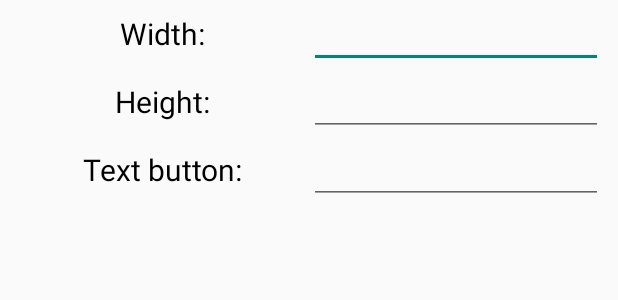
After one commit to andreeastoican/wyliodrin-android-app, an Android app: the layout alert_dialog_simple_button.xml on its own in the app's theme, with its tools: preview values and no code run, on a phone screen of 412 x 824 dp. The commit adds this screen. Shown: the top 300 px of the screen. Run offline under Robolectric (Android 15) with nearby library versions, the phone set to English and light mode, and no system bars.

Commit message:
added class GraphWidget for all 3 types of graph. added alert dialog for simple button class.

```diff
--- /dev/null
+++ b/app/src/main/res/layout/alert_dialog_simple_button.xml
@@ -0,0 +1,97 @@
+<?xml version="1.0" encoding="utf-8"?>
+<ScrollView
+    xmlns:android="http://schemas.android.com/apk/res/android"
+    android:layout_width="fill_parent"
+    android:layout_height="fill_parent" >
+
+    <LinearLayout
+        android:orientation="vertical"
+        android:layout_width="fill_parent"
+        android:layout_height="fill_parent" >
+
+        <LinearLayout
+            android:orientation="horizontal"
+            android:layout_width="fill_parent"
+            android:layout_height="fill_parent"
+            android:paddingLeft="10dp"
+            android:paddingRight="10dp"
+            android:weightSum="1">
+
+            <TextView
+                android:layout_width="fill_parent"
+                android:layout_height="fill_parent"
+                android:layout_weight=".5"
+                android:textColor="@color/black"
+                android:gravity="center"
+                android:textSize="20sp"
+                android:text="Width:" >
+                <requestFocus />
+            </TextView>
+
+            <EditText
+                android:id="@+id/width"
+                android:layout_width="match_parent"
+                android:layout_height="wrap_content"
+                android:inputType="number"
+                android:layout_weight=".5"
+                android:gravity="center"
+                android:maxLength="4"/>
+
+        </LinearLayout>
+
+        <LinearLayout
+            android:orientation="horizontal"
+            android:layout_width="fill_parent"
+            android:layout_height="fill_parent"
+            android:paddingLeft="10dp"
+            android:paddingRight="10dp"
+            android:weightSum="1">
+            <TextView
+                android:layout_width="fill_parent"
+                android:layout_height="fill_parent"
+                android:layout_weight=".5"
+                android:textColor="@color/black"
+                android:gravity="center"
+                android:textSize="20sp"
+                android:text="Height:" />
+
+            <EditText
+
+                android:id="@+id/height"
+                android:layout_width="match_parent"
+                android:layout_height="wrap_content"
+                android:inputType="number"
+                android:layout_weight=".5"
+                android:gravity="center"
+                android:maxLength="4" />
+        </LinearLayout>
+
+
+        <LinearLayout
+            android:orientation="horizontal"
+            android:layout_width="fill_parent"
+            android:layout_height="fill_parent"
+            android:paddingLeft="10dp"
+            android:paddingRight="10dp"
+            android:weightSum="1">
+            <TextView
+                android:layout_width="fill_parent"
+                android:layout_height="fill_parent"
+                android:layout_weight=".5"
+                android:textColor="@color/black"
+                android:gravity="center"
+                android:textSize="20sp"
+                android:text="Text button:" />
+
+            <EditText
+                android:id="@+id/text"
+                android:layout_width="match_parent"
+                android:layout_height="wrap_content"
+                android:inputType="text"
+                android:layout_weight=".5"
+                android:gravity="center"
+                android:maxLength="20"/>
+        </LinearLayout>
+
+    </LinearLayout>
+</ScrollView>
```
Also changed, not shown: app/src/main/java/com/wyliodrin/mobileapp/NewDashboardActivity.java (+18 -70 lines), app/src/main/java/com/wyliodrin/mobileapp/widgets/GraphWidget.java (renamed from app/src/main/java/com/wyliodrin/mobileapp/widgets/BarGraphWidget.java, +36 -9 lines), app/src/main/java/com/wyliodrin/mobileapp/widgets/LineAndPointGraphWidget.java (deleted, +0 -120 lines), app/src/main/java/com/wyliodrin/mobileapp/widgets/SimpleButton.java (added, +104 -0 lines), app/src/main/java/com/wyliodrin/mobileapp/widgets/StepGraphWidget.java (deleted, +0 -121 lines), app/src/main/java/com/wyliodrin/mobileapp/widgets/Thermometer.java (+1 -6 lines), app/src/main/res/layout/activity_new_dashboard.xml (+8 -13 lines), app/src/main/res/layout/alert_dialog_thermometer.xml (renamed from app/src/main/res/layout/alert_dialog_properties.xml).
